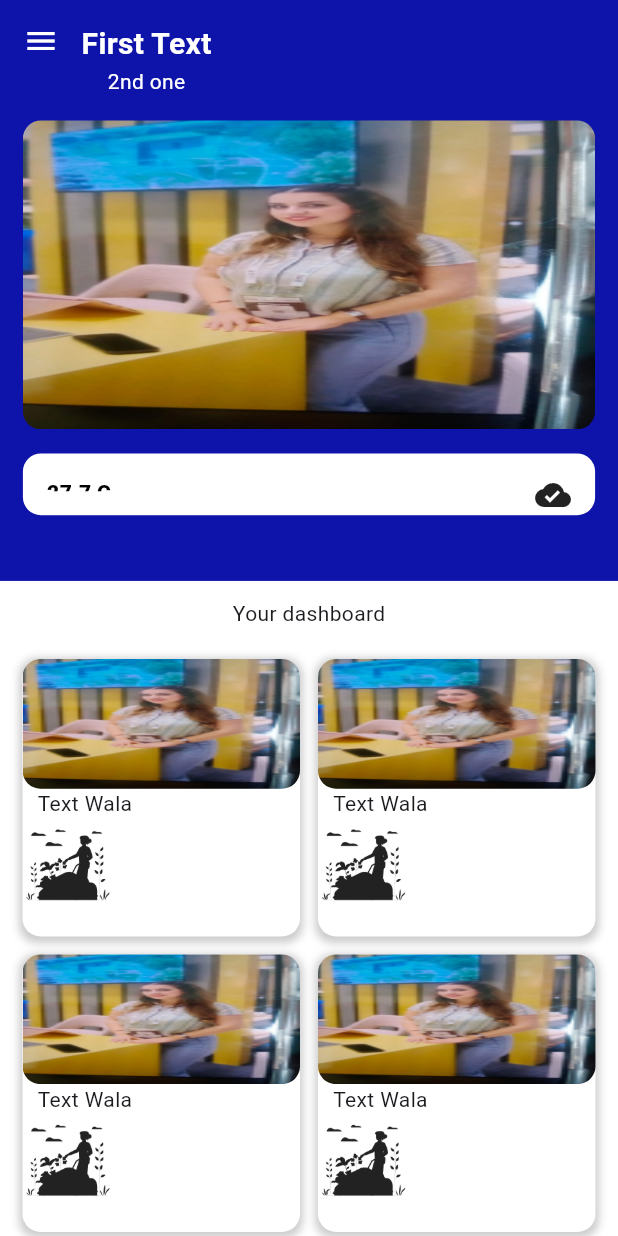
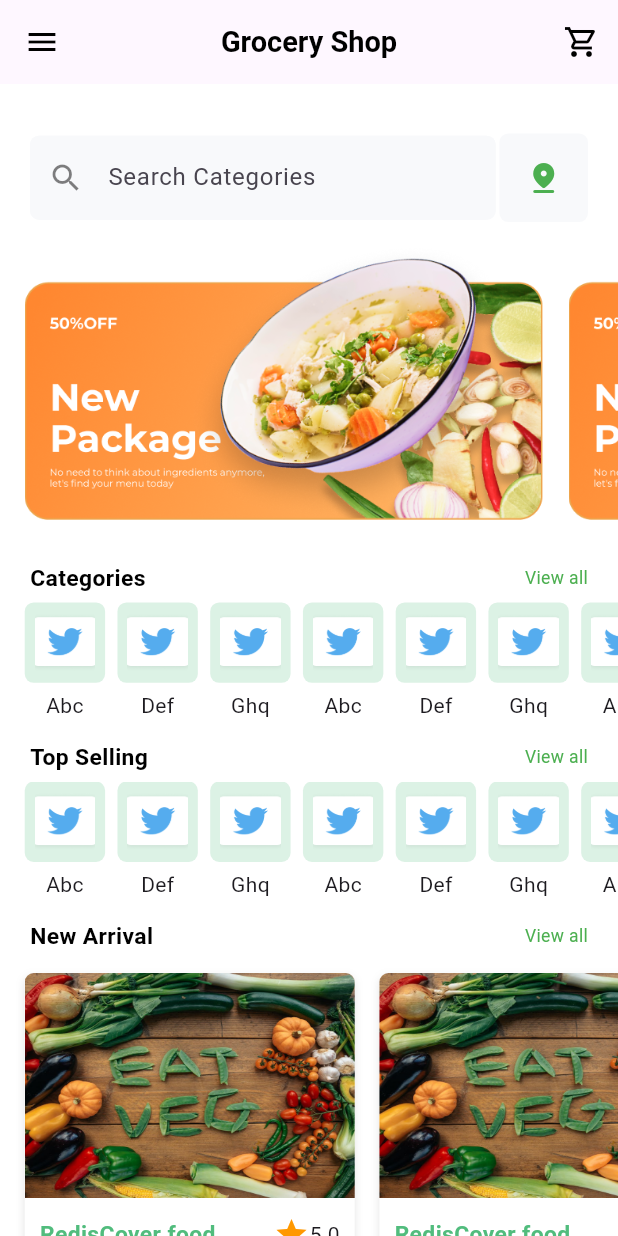
Before and after one commit to sabir-ullah/meet_with_dev, a Flutter app: the screen it shows after launch, on a phone screen of 412 x 824 dp. Run offline on Flutter 3.47's test engine with Material 3 defaults, Android fonts, the light colour scheme and no system bars; our stand-ins replace device_preview, flutter_rating_bar, sizer.

Commit message:
first commit

```diff
--- a/lib/main.dart
+++ b/lib/main.dart
@@ -2,14 +2,17 @@ import 'package:device_preview/device_preview.dart';
 import 'package:flutter/material.dart';
 import 'package:meet_with_dev/views/doctor_module/doctor_list_view.dart';
 import 'package:meet_with_dev/views/doctor_module/std_task/doctor_std_task.dart';
+import 'package:meet_with_dev/views/grocery_app_task/grocery_app_task.dart';
 import 'package:meet_with_dev/views/home_task/home_task.dart';
 import 'package:meet_with_dev/views/std_task_grad_style/std_task_grad_style.dart';
 import 'package:sizer/sizer.dart';
 
 void main() {
-  runApp( DevicePreview(
-      enabled: true,
-      builder: (context) =>  MyApp()));
+  runApp(
+      // DevicePreview(
+      // enabled: true,
+      // builder: (context) =>  MyApp()));
+      MyApp());
 }
 
 class MyApp extends StatelessWidget {
@@ -18,7 +21,7 @@ class MyApp extends StatelessWidget {
   Widget build(BuildContext context) {
     return Sizer(
         builder: (context, orientation, screenType) {
-      return MaterialApp(home: HomeTaskView(),
+      return MaterialApp(home: GroceryAppTaskView(),
         debugShowCheckedModeBanner: false,
       );}
     );
--- a/lib/utils/app_colors.dart
+++ b/lib/utils/app_colors.dart
@@ -4,4 +4,6 @@ class AppColors{
   static Color primaryColor = Color(0xFF0E14AA);
   static Color whiteColor = Color(0xffffffff);
   static Color blackColor = Color(0xff000000);
+  static Color lightGreyColor = Color(0xFFF8F9FB);
+  static Color brownColor = Color(0xFF51bc7d);
 }
--- a/lib/utils/app_images.dart
+++ b/lib/utils/app_images.dart
@@ -1,4 +1,6 @@
 class AppImages{
   static String actressImage = "assets/images/images.jpeg";
   static String splashImage = "assets/images/Group 786.png";
+  static String adsCardImage = "assets/images/Group 10.png";
+  static String arrivalImage = "assets/images/cardImage.png";
 }
--- /dev/null
+++ b/lib/views/grocery_app_task/grocery_app_task.dart
@@ -0,0 +1,255 @@
+import 'package:flutter/material.dart';
+import 'package:meet_with_dev/utils/app_colors.dart';
+import 'package:meet_with_dev/utils/app_images.dart';
+import 'package:meet_with_dev/widgets/text_widget.dart';
+import 'package:sizer/sizer.dart';
+
+class GroceryAppTaskView extends StatelessWidget {
+   GroceryAppTaskView({super.key});
+  List<String> adsCardItems = [
+    AppImages.adsCardImage,
+    AppImages.adsCardImage,
+  ];
+
+   List<String> arrivalItems = [
+     AppImages.arrivalImage,
+     AppImages.arrivalImage,
+     AppImages.arrivalImage,
+     AppImages.arrivalImage,
+     AppImages.arrivalImage,
+   ];
+
+   List categoryItems = [
+     {
+       "image": "assets/images/Group 744.png",
+       "text": "Abc"
+     },
+     {
+       "image": "assets/images/Group 744.png",
+       "text": "Def"
+     },
+     {
+       "image": "assets/images/Group 744.png",
+       "text": "Ghq"
+     },
+     {
+       "image": "assets/images/Group 744.png",
+       "text": "Abc"
+     },
+     {
+       "image": "assets/images/Group 744.png",
+       "text": "Def"
+     },
+     {
+       "image": "assets/images/Group 744.png",
+       "text": "Ghq"
+     },
+     {
+       "image": "assets/images/Group 744.png",
+       "text": "Abc"
+     },
+     {
+       "image": "assets/images/Group 744.png",
+       "text": "Def"
+     },
+     {
+       "image": "assets/images/Group 744.png",
+       "text": "Ghq"
+     },
+   ];
+  @override
+  Widget build(BuildContext context) {
+    return Scaffold(
+      backgroundColor: AppColors.whiteColor,
+      appBar: AppBar(
+        // backgroundColor: AppColors.wh,
+        leading: Icon(
+          Icons.menu,
+          color: AppColors.blackColor,
+        ),
+        title: TextWidget(
+          text: "Grocery Shop",
+          fontSize: 18.sp,
+          fontColor: AppColors.blackColor,
+          fontWeight: FontWeight.w700,
+        ),
+        centerTitle: true,
+        actions: [
+          Icon(
+            Icons.shopping_cart_outlined,
+            color: AppColors.blackColor,
+          ),
+          SizedBox(width: 3.w,)
+        ],
+      ),
+      body: SingleChildScrollView(
+        child: Column(
+          children: [
+            SizedBox(
+              height: 4.h,
+            ),
+          paddingComp(child: Row(
+                children: [
+                  Expanded(
+                    child: TextField(
+                      decoration: InputDecoration(
+                          fillColor: AppColors.lightGreyColor,
+                          filled: true,
+                          border: OutlineInputBorder(borderRadius: BorderRadius.circular(10.sp),borderSide: BorderSide(color: AppColors.lightGreyColor)),
+                          enabledBorder: OutlineInputBorder(borderRadius: BorderRadius.circular(10.sp),borderSide: BorderSide(color: AppColors.lightGreyColor)),
+                          focusedBorder: OutlineInputBorder(borderRadius: BorderRadius.circular(10.sp),borderSide: BorderSide(color: AppColors.lightGreyColor)),
+                          disabledBorder: OutlineInputBorder(borderRadius: BorderRadius.circular(10.sp),borderSide: BorderSide(color: AppColors.lightGreyColor)),
+                          // border: OutlineInputBorder(borderRadius: BorderRadius.circular(10.sp),borderSide: BorderSide(color: AppColors.lightGreyColor)),
+                          prefixIcon: Icon(
+                            Icons.search,
+                            color: AppColors.blackColor.withValues(alpha: 0.5),
+                          ),
+                          hintText: "Search Categories"),
+                    ),
+                  ),
+                  SizedBox(
+                    width: 0.6.w,
+                  ),
+                  Container(
+                    height: 31.5.sp,
+                    width: 31.5.sp,
+                    padding: EdgeInsets.all(4.sp),
+                    decoration: BoxDecoration(color: AppColors.lightGreyColor,
+                    borderRadius: BorderRadius.circular(10.sp)
+                    ),
+                    child: Center(child: Icon(Icons.pin_drop_rounded,color: Colors.green,),),
+                  )
+                ],
+              ),
+            ),
+            SizedBox(height: 2.0.h,),
+            SizedBox(
+              height: 25.h,
+              child: ListView.builder(
+                padding: EdgeInsets.symmetric(horizontal: 4.0.w),
+                shrinkWrap: true,
+                scrollDirection: Axis.horizontal,
+                itemCount: adsCardItems.length,itemBuilder: (context, index)=>Image.asset(adsCardItems[index],fit: BoxFit.cover,width: 88.w,),
+              ),
+            ),
+            SizedBox(height: 0.5.h,),
+        paddingComp(child:Row(mainAxisAlignment: MainAxisAlignment.spaceBetween,children: [
+              TextWidget(text: "Categories",fontSize: 16.sp,fontWeight: FontWeight.w600,fontColor: AppColors.blackColor,),
+              TextWidget(text: "View all",fontSize: 14.sp,fontColor: Colors.green,)
+            ],)),
+            SizedBox(height: 5,),
+            SizedBox(
+              height: 10.h,
+              child: ListView.separated(
+                separatorBuilder: (context, index)=>SizedBox(width: 2.w,),
+                padding: EdgeInsets.symmetric(horizontal: 4.0.w),
+                shrinkWrap: true,
+                scrollDirection: Axis.horizontal,
+                itemCount: categoryItems.length,itemBuilder: (context, index)=>Column(
+                  children: [
+                    Container(height: 30.sp,width: 30.sp,decoration: BoxDecoration(color: AppColors.brownColor.withValues(alpha: 0.2),borderRadius: BorderRadius.circular(10.sp)),child: Center(child: Image.asset(categoryItems[index]['image'],height: 26.sp,width: 26.sp,fit: BoxFit.cover,),),),
+                    SizedBox(height: 5,),
+                    TextWidget(text: categoryItems[index]['text'])
+                  ],
+                ),
+              ),
+            ),
+
+            SizedBox(height: 10,),
+            paddingComp(child:Row(mainAxisAlignment: MainAxisAlignment.spaceBetween,children: [
+              TextWidget(text: "Top Selling",fontSize: 16.sp,fontWeight: FontWeight.w600,fontColor: AppColors.blackColor,),
+              TextWidget(text: "View all",fontSize: 14.sp,fontColor: Colors.green,)
+            ],)),
+            SizedBox(height: 5,),
+            SizedBox(
+              height: 10.h,
+              child: ListView.separated(
+                separatorBuilder: (context, index)=>SizedBox(width: 2.w,),
+                padding: EdgeInsets.symmetric(horizontal: 4.0.w),
+                shrinkWrap: true,
+                scrollDirection: Axis.horizontal,
+                itemCount: categoryItems.length,itemBuilder: (context, index)=>Column(
+                children: [
+                  Container(height: 30.sp,width: 30.sp,decoration: BoxDecoration(color: AppColors.brownColor.withValues(alpha: 0.2),borderRadius: BorderRadius.circular(10.sp)),child: Center(child: Image.asset(categoryItems[index]['image'],height: 26.sp,width: 26.sp,fit: BoxFit.cover,),),),
+                  SizedBox(height: 5,),
+                  TextWidget(text: categoryItems[index]['text'])
+                ],
+              ),
+              ),
+            ),
+
+
+
+            SizedBox(height: 10,),
+            paddingComp(child:Row(mainAxisAlignment: MainAxisAlignment.spaceBetween,children: [
+              TextWidget(text: "New Arrival",fontSize: 16.sp,fontWeight: FontWeight.w600,fontColor: AppColors.blackColor,),
+              TextWidget(text: "View all",fontSize: 14.sp,fontColor: Colors.green,)
+            ],)),
+            SizedBox(height: 5,),
+            SizedBox(
+              height: 33.h,
+              child: ListView.separated(
+                separatorBuilder: (context, index)=>SizedBox(width: 4.w,),
+                padding: EdgeInsets.symmetric(horizontal: 4.0.w,vertical: 1.h),
+                shrinkWrap: true,
+                scrollDirection: Axis.horizontal,
+                itemCount: arrivalItems.length,itemBuilder: (context, index)=>Container(
+                width: 220,
+                height: 250,
+                decoration: BoxDecoration(
+                  color: AppColors.whiteColor,
+                  borderRadius: BorderRadius.circular(10.sp),
+                  boxShadow: [
+                    BoxShadow(color: AppColors.blackColor.withValues(alpha: 0.1),spreadRadius: 0,blurRadius: 4,offset: Offset(0, 2))
+                  ]
+                ),
+                  child: Column(
+                    crossAxisAlignment: CrossAxisAlignment.start,
+                  children: [
+                    ClipRRect(
+                        borderRadius: BorderRadius.only(topLeft: Radius.circular(10.sp),topRight: Radius.circular(10.sp)),
+                        child: Image.asset(arrivalItems[index],width: 220,height: 150,fit: BoxFit.fill,)),
+                    SizedBox(height: 12,),
+                    paddingComp(
+                        width: 10,
+                        child:  Row(
+                      mainAxisAlignment: MainAxisAlignment.spaceBetween,
+                      children: [
+                        TextWidget(text: "RedisCover food",fontColor: AppColors.brownColor,fontWeight: FontWeight.bold,fontSize: 16.sp,),
+                        Row(
+                          children: [
+                            Icon(Icons.star,color: Colors.orange,),
+                            Text("5.0")
+                          ],
+                        ),
+                      ],
+                    )),
+                    paddingComp(
+                        width: 10,
+                        child: Row(
+                          children: [
+                            Icon(Icons.pin_drop_rounded,color: Colors.grey,),
+                            TextWidget(text:"91 Parks st, 12",fontColor: Colors.grey,),
+                          ],
+                        )),
+                    Align(
+                        alignment: Alignment.centerRight,
+                        child: Padding(
+                          padding: const EdgeInsets.only(right: 10),
+                          child: TextWidget(text: "\$40",fontWeight: FontWeight.w900,fontSize: 16.sp,),
+                        ))
+                  ],
+                                ),
+                ),
+              ),
+            ),
+            SizedBox(height: 40,)
+          ],
+        ),
+      ),
+    );
+  }
+  Widget paddingComp({required Widget child, double width = 20})=>Padding(
+   padding: EdgeInsets.symmetric(horizontal: width),
+   child:child,);
+}
```
Also changed, not shown: assets/images/Group 10.png (added), assets/images/cardImage.png (added), pubspec.lock.
